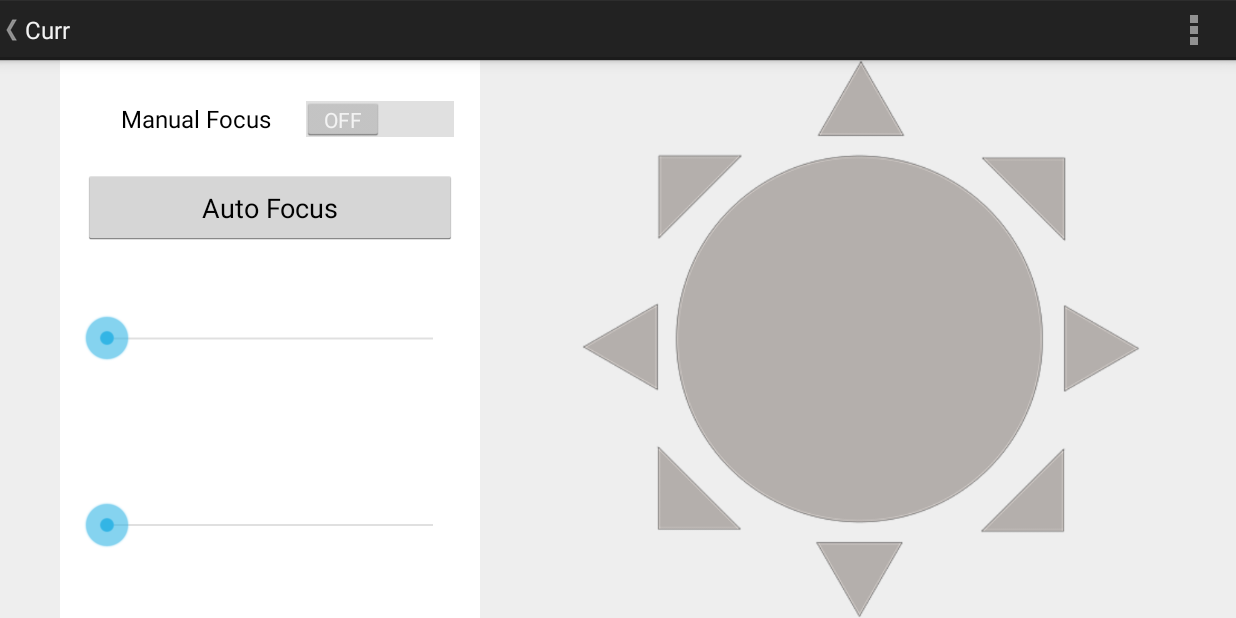
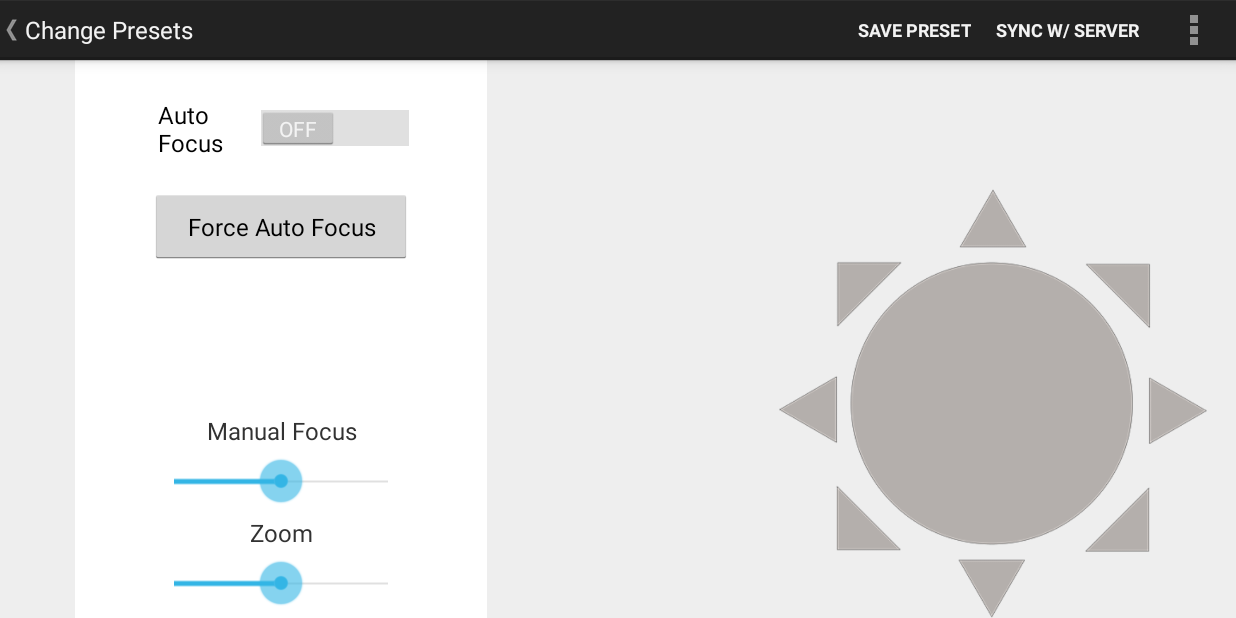
Before and after one commit to mwielondek/vicam, an Android app: the screen it shows after launch (MainActivity), on a phone screen of 824 x 412 dp (held sideways). Run offline under Robolectric (Android 15) with nearby library versions, the phone set to English and light mode, and no system bars; our stand-ins replace Dagger/Hilt's generated code; 3 statements that could not run were skipped.

Commit message:
Fixed relative layouts, main.

```diff
--- a/camera/src/main/AndroidManifest.xml
+++ b/camera/src/main/AndroidManifest.xml
@@ -11,7 +11,7 @@
         <activity
                 android:screenOrientation="landscape"
                 android:name="com.dreamteam.vicam.view.MainActivity"
-                android:label="@string/app_name">
+                android:label="@string/text_preset">
             <intent-filter>
                 <action android:name="android.intent.action.MAIN"/>
 
--- a/camera/src/main/java/com/dreamteam/vicam/view/MainActivity.java
+++ b/camera/src/main/java/com/dreamteam/vicam/view/MainActivity.java
@@ -28,9 +28,10 @@ public class MainActivity extends Activity {
             super.onCreate(savedInstanceState);
             setContentView(R.layout.activity_main);
 
-            mTitle = "Change presets";
+            mTitle = getString(R.string.text_preset);
 
             mPlanetTitles = new String[]{"Preset 1", "Preset 2", "Preset 3"};
+
             mDrawerLayout = (DrawerLayout) findViewById(R.id.drawer_layout);
             mDrawerList = (ListView) findViewById(R.id.left_drawer);
 
@@ -82,6 +83,8 @@ public class MainActivity extends Activity {
 
            // getActionBar().setDisplayShowTitleEnabled(false);
             getMenuInflater().inflate(R.menu.main, menu);
+
+            getMenuInflater().inflate(R.menu.change_camera, menu);
             return true;
         }
 
@@ -114,7 +117,7 @@ public class MainActivity extends Activity {
          * Swaps fragments in the main ontent view
          */
         private void selectItem(int position) {
-           Toast.makeText(this, R.string.app_name, Toast.LENGTH_SHORT).show();
+           Toast.makeText(this, R.string.text_preset, Toast.LENGTH_SHORT).show();
 
 
 // Highlight the selected item, update the title, and close the drawer
--- a/camera/src/main/res/layout/activity_main.xml
+++ b/camera/src/main/res/layout/activity_main.xml
@@ -5,77 +5,117 @@
         android:layout_width="match_parent"
         android:layout_height="match_parent">
     <!-- The main content view -->
-    <FrameLayout
+    <LinearLayout
             android:id="@+id/content_frame"
             android:layout_width="match_parent"
             android:layout_height="match_parent"
             android:background="#eee"
-            android:focusableInTouchMode="false">
+            android:focusableInTouchMode="false" android:baselineAligned="false">
 
 
         <LinearLayout
                 android:orientation="vertical"
-                android:layout_width="280dp"
-                android:layout_height="fill_parent"
+                android:layout_width="match_parent"
+                android:layout_height="match_parent"
                 android:layout_gravity="left|center_vertical"
                 android:background="#FFF"
-                android:paddingLeft="15dp"
-                android:paddingRight="15dp"
-                android:layout_marginLeft="40dp">
+                android:paddingLeft="50dp"
+                android:paddingRight="50dp"
+                android:layout_marginLeft="50dp"
+                android:layout_weight="1">
 
             <Switch
-                    android:layout_width="fill_parent"
+                    android:layout_width="match_parent"
                     android:layout_height="wrap_content"
-                    android:text="@string/manual_focus"
-                    android:layout_marginLeft="25dp"
+                    android:text="@string/auto_focus"
                     android:layout_marginBottom="20dp"
                     android:layout_marginTop="25dp"
+                    android:paddingLeft="5dp"
                     android:id="@+id/switch2"/>
 
             <Button
-                    android:text="@string/auto_focus"
-                    android:layout_width="fill_parent"
+                    android:text="@string/force_auto_focus"
+                    android:layout_width="match_parent"
                     android:layout_height="50dp"
-                    android:padding="10dp"
-                    android:id="@+id/AutoFocus"/>
+                    android:layout_marginBottom="100dp"
+                    android:padding="0dp"
+                    android:textSize="16dp"
+                    android:id="@+id/autoFocus"/>
 
-            <LinearLayout
-                    android:layout_width="fill_parent"
-                    android:layout_height="fill_parent"
-                    android:orientation="vertical">
-
+            <TextView
+                    android:layout_width="match_parent"
+                    android:layout_height="wrap_content"
+                    android:text="@string/manual_focus"
+                    android:textSize="16dp"
+                    android:gravity="center"
+                    />
             <SeekBar
                     android:id="@+id/seekBar1"
-                        android:orientation="horizontal"
                     android:layout_weight="1"
-                        android:layout_height="300dp"
-                        android:minHeight="300dp"
-                        android:maxHeight="300dp"
-                        android:layout_width="fill_parent"/>
+                    android:layout_height="50dp"
+                    android:minHeight="140dp"
+                    android:maxHeight="140dp"
+                    android:layout_width="match_parent"
+                    android:max="10"
+                    android:progress="5"/>
+            <TextView
+                    android:layout_width="match_parent"
+                    android:layout_height="wrap_content"
+                    android:text="@string/text_zoom"
+                    android:textSize="16dp"
+                    android:gravity="center"
 
+                    />
             <SeekBar
                     android:id="@+id/seekBar2"
                     android:orientation="horizontal"
                     android:layout_weight="1"
-                        android:layout_height="300dp"
-                        android:minHeight="300dp"
-                        android:maxHeight="300dp"
-                        android:layout_width="fill_parent"/>
+                    android:layout_height="50dp"
+                    android:minHeight="140dp"
+                    android:maxHeight="140dp"
+                    android:layout_width="match_parent"
+                    android:max="10"
+                    android:progress="5"
+                    />
 
 
         </LinearLayout>
-
-
+        <LinearLayout
+                android:orientation="vertical"
+                android:layout_width="fill_parent"
+                android:layout_height="fill_parent"
+                android:layout_weight="1.3">
         </LinearLayout>
-
+        <LinearLayout
+                android:orientation="vertical"
+                android:layout_width="match_parent"
+                android:layout_height="match_parent"
+                android:layout_weight="1"
+                >
+            <LinearLayout
+                    android:orientation="vertical"
+                    android:layout_width="fill_parent"
+                    android:layout_height="fill_parent"
+                    android:layout_weight="1">
+            </LinearLayout>
+            <LinearLayout
+                    android:orientation="vertical"
+                    android:layout_width="match_parent"
+                    android:layout_height="match_parent"
+                    android:layout_weight="0.3"
+                   >
                 <ImageView
                         android:contentDescription="@string/image_description"
-                android:layout_width="wrap_content"
-                android:layout_height="wrap_content"
+                        android:layout_width="match_parent"
+                        android:layout_height="match_parent"
+                        android:gravity="right|bottom"
                         android:id="@+id/imageView"
-                android:layout_gravity="right|bottom"
-                android:src="@drawable/controller"/>
-    </FrameLayout>
+                        android:src="@drawable/controller"
+
+                        />
+            </LinearLayout>
+        </LinearLayout>
+    </LinearLayout>
     <!-- The navigation drawer -->
     <ListView
             android:id="@+id/left_drawer"
--- /dev/null
+++ b/camera/src/main/res/menu/change_camera.xml
@@ -0,0 +1,21 @@
+<?xml version="1.0" encoding="utf-8"?>
+
+<menu xmlns:android="http://schemas.android.com/apk/res/android">
+
+    <item android:id="@+id/action_change_camera"
+          android:title="@string/action_change_camera"
+          android:orderInCategory="1"
+          android:showAsAction="never"/>
+
+    <item android:id="@+id/action_change_camera"
+          android:title="@string/action_change_camera"
+          android:orderInCategory="1"
+          android:showAsAction="never"/>
+
+    <item android:id="@+id/action_change_camera"
+          android:title="@string/action_change_camera"
+          android:orderInCategory="1"
+          android:showAsAction="never"/>
+
+
+</menu>
--- a/camera/src/main/res/menu/main.xml
+++ b/camera/src/main/res/menu/main.xml
@@ -1,8 +1,26 @@
-<menu xmlns:android="http://schemas.android.com/apk/res/android"
-        >
+<menu xmlns:android="http://schemas.android.com/apk/res/android">
+
+    <item android:id="@+id/action_save_preset"
+          android:title="@string/action_save_preset"
+          android:orderInCategory="1"
+          android:showAsAction="always"/>
+
+    <item android:id="@+id/action_sync_presets"
+          android:title="@string/action_sync_presets"
+          android:orderInCategory="1"
+          android:showAsAction="always"/>
+
+
 
     <item android:id="@+id/action_settings"
           android:title="@string/action_settings"
-          android:orderInCategory="100"
-          android:showAsAction="never"/>
+          android:orderInCategory="4"
+          android:showAsAction="collapseActionView"/>
+
+    <item android:id="@+id/action_about"
+          android:title="@string/action_about"
+          android:orderInCategory="5"
+          android:showAsAction="collapseActionView"/>
+
+
 </menu>
--- a/camera/src/main/res/values/dimens.xml
+++ b/camera/src/main/res/values/dimens.xml
@@ -3,4 +3,7 @@
     <dimen name="activity_horizontal_margin">16dp</dimen>
     <dimen name="activity_vertical_margin">16dp</dimen>
 
+
+    <dimen name="seek_bar_horizontal_len">140dp</dimen>
+
     </resources>
--- a/camera/src/main/res/values/strings.xml
+++ b/camera/src/main/res/values/strings.xml
@@ -2,14 +2,29 @@
 <resources>
 
 
-    <string name="app_name">Curr</string>
+
+
+
+    <string name="app_name">VIC - Camera Steering</string>
+    <string name="text_preset">Change Presets</string>
+    <string name="auto_focus">Auto Focus</string>
     <string name="manual_focus">Manual Focus</string>
-    <string name="auto_focus">Auto Focus</string>
+    <string name="force_auto_focus">Force Auto Focus</string>
 
     <string name="title_section1">Section 1</string>
     <string name="title_section2">Section 2</string>
     <string name="title_section3">Section 3</string>
     <string name="action_settings">Settings</string>
+    <string name="action_about">About</string>
+
+    <string name="text_zoom">Zoom</string>
+
+    <string name="action_save_preset">Save Preset</string>
+    <string name="action_sync_presets">Sync w/ Server</string>
+
+    <string name="action_change_camera">Change Camera</string>
+
+
 
 
     <string name="drawer_open">Open</string>
```
Lines whose indentation alone changed are shown as unchanged.
